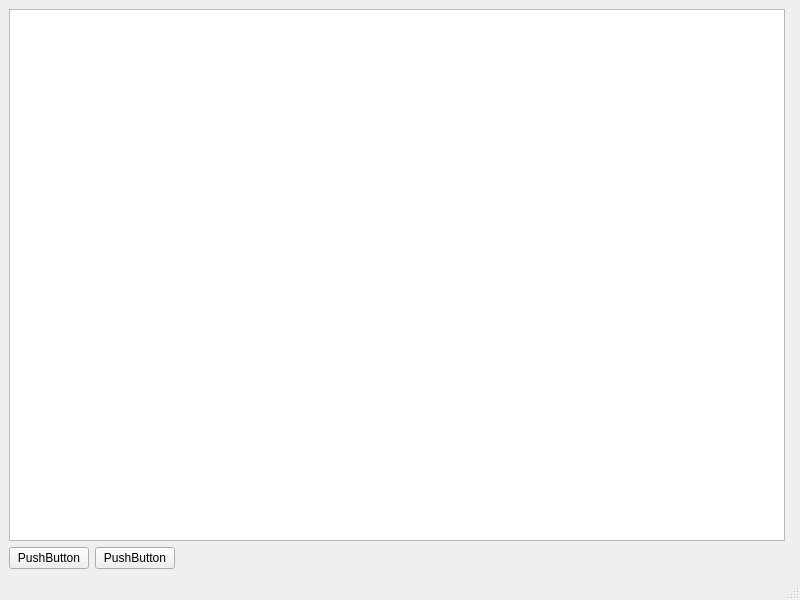
Above: Worksheet6/Worksheet6/mainwindow.ui from eitanstermer/2025_20644696 before the change. Below: the same form after it.
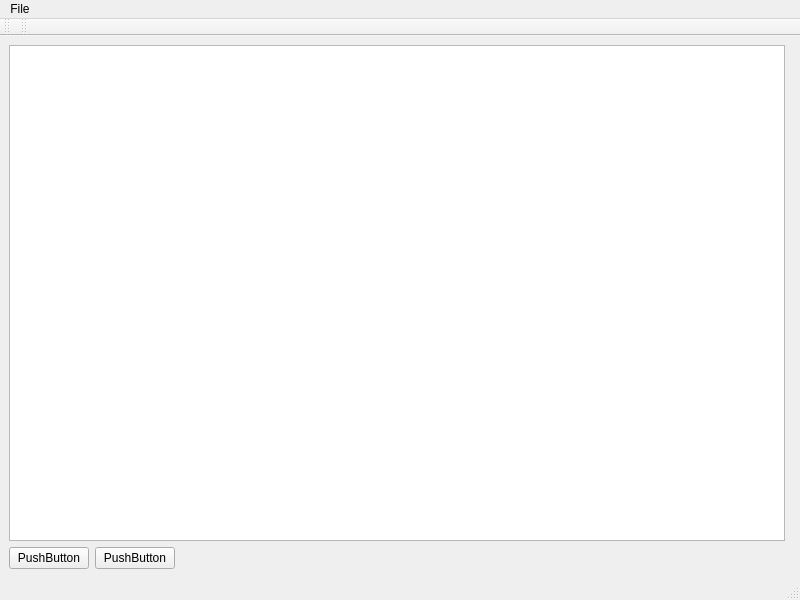
That is the form after the change.

Commit message: WS6 Ex6: menu/toolbar Open File action

The edit to the form file:
```diff
--- a/Worksheet6/Worksheet6/mainwindow.ui
+++ b/Worksheet6/Worksheet6/mainwindow.ui
@@ -67,8 +67,45 @@
      <height>25</height>
     </rect>
    </property>
+   <widget class="QMenu" name="menuFile">
+    <property name="title">
+     <string>File</string>
+    </property>
+    <addaction name="actionOpen_File"/>
+   </widget>
+   <addaction name="menuFile"/>
   </widget>
   <widget class="QStatusBar" name="statusbar"/>
+  <widget class="QToolBar" name="toolBar">
+   <property name="windowTitle">
+    <string>toolBar</string>
+   </property>
+   <attribute name="toolBarArea">
+    <enum>TopToolBarArea</enum>
+   </attribute>
+   <attribute name="toolBarBreak">
+    <bool>false</bool>
+   </attribute>
+  </widget>
+  <widget class="QToolBar" name="toolBar_2">
+   <property name="windowTitle">
+    <string>toolBar_2</string>
+   </property>
+   <attribute name="toolBarArea">
+    <enum>TopToolBarArea</enum>
+   </attribute>
+   <attribute name="toolBarBreak">
+    <bool>false</bool>
+   </attribute>
+  </widget>
+  <action name="actionOpen_File">
+   <property name="text">
+    <string>Open File</string>
+   </property>
+   <property name="menuRole">
+    <enum>QAction::MenuRole::NoRole</enum>
+   </property>
+  </action>
  </widget>
  <resources/>
  <connections/>
```
The commit also changes 2 other files.
